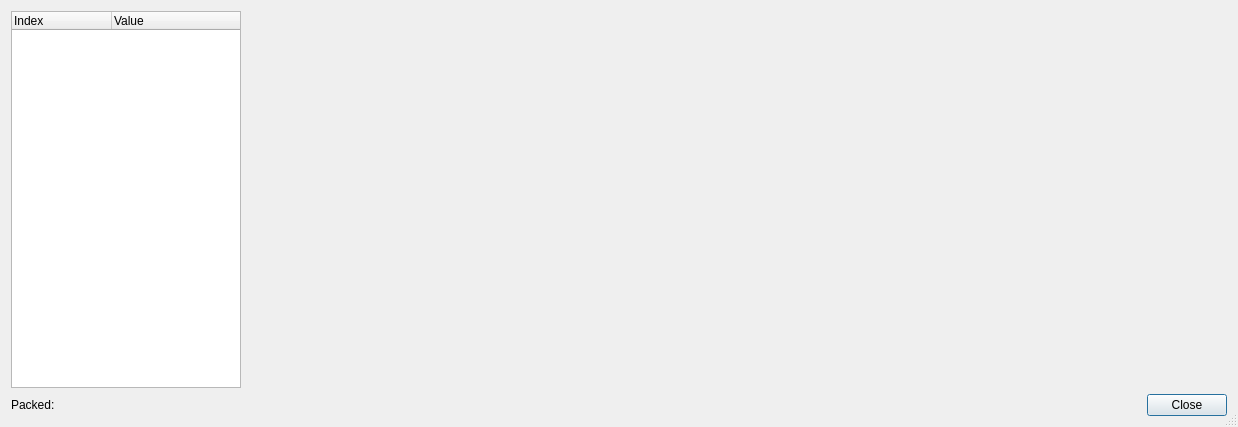
Before: the Qt Designer form src/qt/forms/fractionsdialog.ui in bitbaymarket/bitbay-core, drawn with Qt 5.
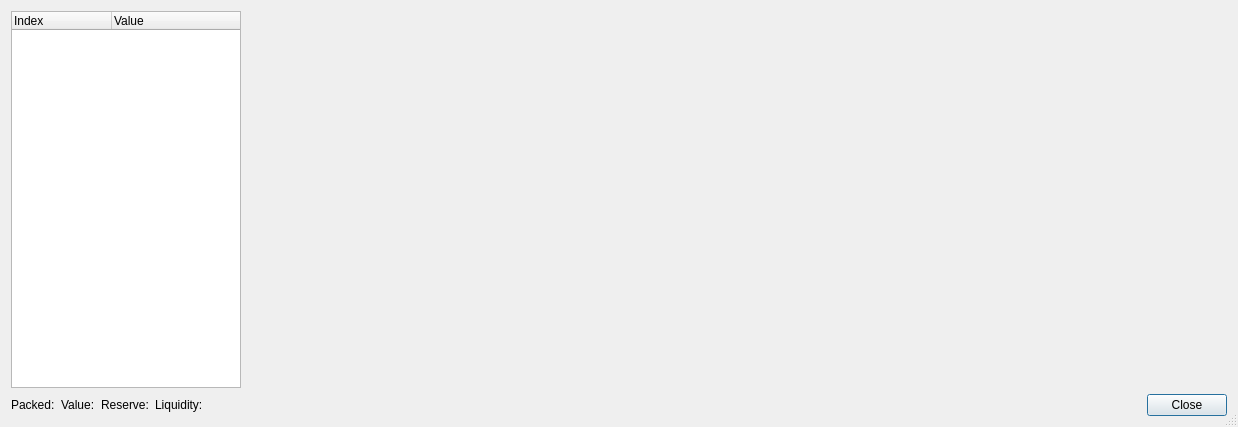
After: the same form once the commit is applied.

Commit message: Show value/reserve/liquidity in fractions dialog

```diff
--- a/src/qt/forms/fractionsdialog.ui
+++ b/src/qt/forms/fractionsdialog.ui
@@ -20,7 +20,21 @@
    <bool>false</bool>
   </property>
   <layout class="QGridLayout" name="gridLayout">
-   <item row="0" column="0" colspan="2">
+   <item row="1" column="1">
+    <widget class="QLabel" name="valueLabel">
+     <property name="text">
+      <string>Value:</string>
+     </property>
+    </widget>
+   </item>
+   <item row="1" column="4">
+    <widget class="QDialogButtonBox" name="buttons">
+     <property name="standardButtons">
+      <set>QDialogButtonBox::Close</set>
+     </property>
+    </widget>
+   </item>
+   <item row="0" column="0" colspan="5">
     <layout class="QHBoxLayout" name="horizontalLayout">
      <item>
       <widget class="QTreeWidget" name="fractions">
@@ -88,10 +102,17 @@
      </property>
     </widget>
    </item>
-   <item row="1" column="1">
-    <widget class="QDialogButtonBox" name="buttons">
-     <property name="standardButtons">
-      <set>QDialogButtonBox::Close</set>
+   <item row="1" column="2">
+    <widget class="QLabel" name="reserveLabel">
+     <property name="text">
+      <string>Reserve:</string>
+     </property>
+    </widget>
+   </item>
+   <item row="1" column="3">
+    <widget class="QLabel" name="liquidityLabel">
+     <property name="text">
+      <string>Liquidity:</string>
      </property>
     </widget>
    </item>
```
The commit also changes 4 other files.
